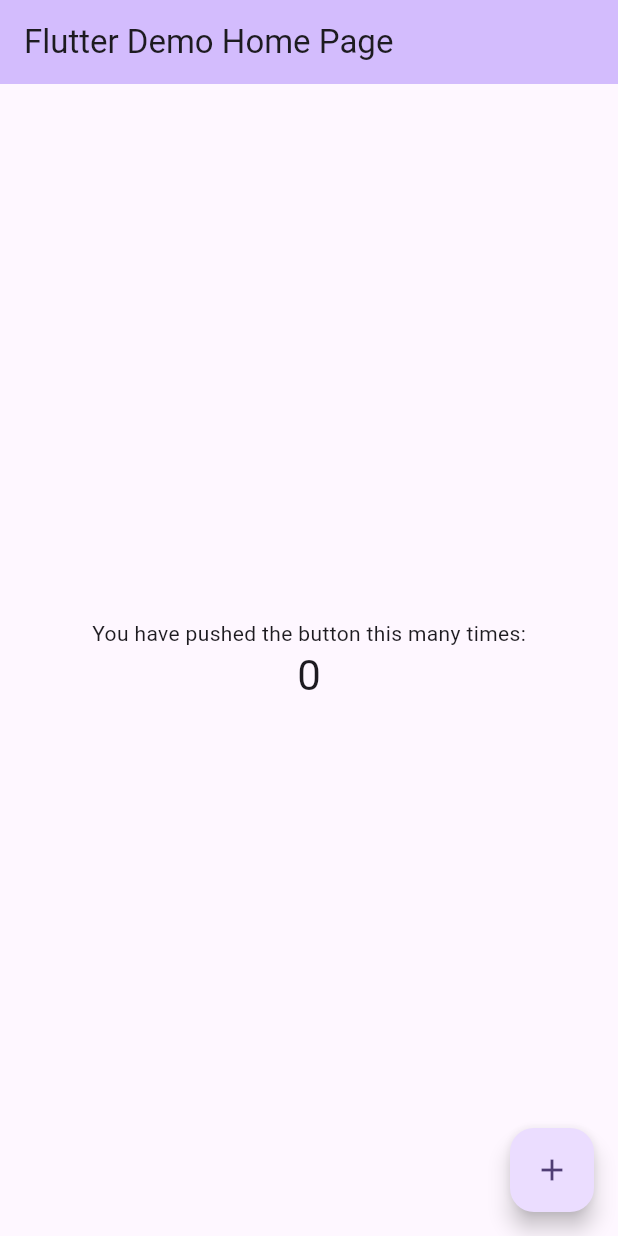
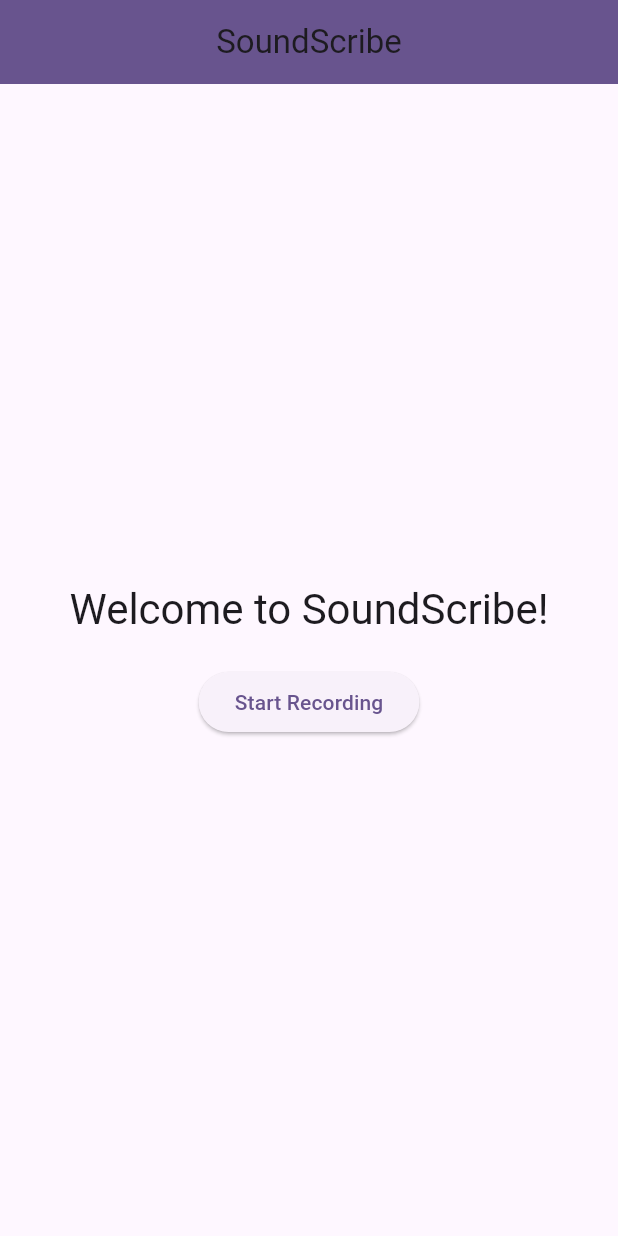
Before and after one commit to AaronPeterOcen/soundscribe_fl, a Flutter app: the screen it shows after launch, on a phone screen of 412 x 824 dp. Run offline on Flutter 3.47's test engine with Material 3 defaults, Android fonts, the phone set to English and light mode, and no system bars.

Commit message:
working on the home screen

```diff
--- a/lib/main.dart
+++ b/lib/main.dart
@@ -1,4 +1,5 @@
 import 'package:flutter/material.dart';
+import 'package:soundscribe_fl/screens/homescreen.dart';
 
 void main() {
   runApp(const MyApp());
@@ -13,71 +14,9 @@ class MyApp extends StatelessWidget {
     return MaterialApp(
       title: 'Flutter Demo',
       theme: ThemeData(
-        // This is the theme of your application.
-        //
-        // TRY THIS: Try running your application with "flutter run". You'll see
-        // the application has a purple toolbar. Then, without quitting the app,
-        // try changing the seedColor in the colorScheme below to Colors.green
-        // and then invoke "hot reload" (save your changes or press the "hot
-        // reload" button in a Flutter-supported IDE, or press "r" if you used
-        // the command line to start the app).
-        //
-        // Notice that the counter didn't reset back to zero; the application
-        // state is not lost during the reload. To reset the state, use hot
-        // restart instead.
-        //
-        // This works for code too, not just values: Most code changes can be
-        // tested with just a hot reload.
         colorScheme: ColorScheme.fromSeed(seedColor: Colors.deepPurple),
       ),
       home: const MyHomePage(title: 'Flutter Demo Home Page'),
     );
   }
 }
-
-class MyHomePage extends StatefulWidget {
-  const MyHomePage({super.key, required this.title});
-
-  final String title;
-
-  @override
-  State<MyHomePage> createState() => _MyHomePageState();
-}
-
-class _MyHomePageState extends State<MyHomePage> {
-  int _counter = 0;
-
-  void _incrementCounter() {
-    setState(() {
-      _counter++;
-    });
-  }
-
-  @override
-  Widget build(BuildContext context) {
-    return Scaffold(
-      appBar: AppBar(
-        backgroundColor: Theme.of(context).colorScheme.inversePrimary,
-
-        title: Text(widget.title),
-      ),
-      body: Center(
-        child: Column(
-          mainAxisAlignment: MainAxisAlignment.center,
-          children: <Widget>[
-            const Text('You have pushed the button this many times:'),
-            Text(
-              '$_counter',
-              style: Theme.of(context).textTheme.headlineMedium,
-            ),
-          ],
-        ),
-      ),
-      floatingActionButton: FloatingActionButton(
-        onPressed: _incrementCounter,
-        tooltip: 'Increment',
-        child: const Icon(Icons.add),
-      ), // This trailing comma makes auto-formatting nicer for build methods.
-    );
-  }
-}
--- /dev/null
+++ b/lib/screens/homescreen.dart
@@ -0,0 +1,41 @@
+import 'package:flutter/material.dart';
+
+class MyHomePage extends StatefulWidget {
+  const MyHomePage({super.key, required this.title});
+
+  final String title;
+
+  @override
+  State<MyHomePage> createState() => _MyHomePageState();
+}
+
+class _MyHomePageState extends State<MyHomePage> {
+  @override
+  Widget build(BuildContext context) {
+    return Scaffold(
+      appBar: AppBar(
+        backgroundColor: Theme.of(context).colorScheme.primary,
+
+        title: Center(child: Text("SoundScribe")),
+      ),
+      body: Center(
+        child: Column(
+          mainAxisAlignment: MainAxisAlignment.center,
+          children: <Widget>[
+            Text(
+              'Welcome to SoundScribe!',
+              style: Theme.of(context).textTheme.headlineMedium,
+            ),
+            const SizedBox(height: 20),
+            ElevatedButton(
+              onPressed: () {
+                // Navigate to the recording screen
+              },
+              child: const Text('Start Recording'),
+            ),
+          ],
+        ),
+      ),
+    );
+  }
+}
--- a/pubspec.yaml
+++ b/pubspec.yaml
@@ -34,13 +34,15 @@ dependencies:
   # The following adds the Cupertino Icons font to your application.
   # Use with the CupertinoIcons class for iOS style icons.
   cupertino_icons: ^1.0.8
+  record: ^6.1.2
+  just_audio: ^0.10.5
+  assets_audio_player: ^3.1.1
+  audioplayers: ^6.5.1
 
 dev_dependencies:
   flutter_test:
     sdk: flutter
   permission_handler: ^11.0.0
-  just_audio: ^0.9.35
-  audioplayers: ^5.0.0
   path_provider: ^2.1.1
   file_picker: ^5.5.0
 
```
Also changed, not shown: pubspec.lock, 5 other files.
